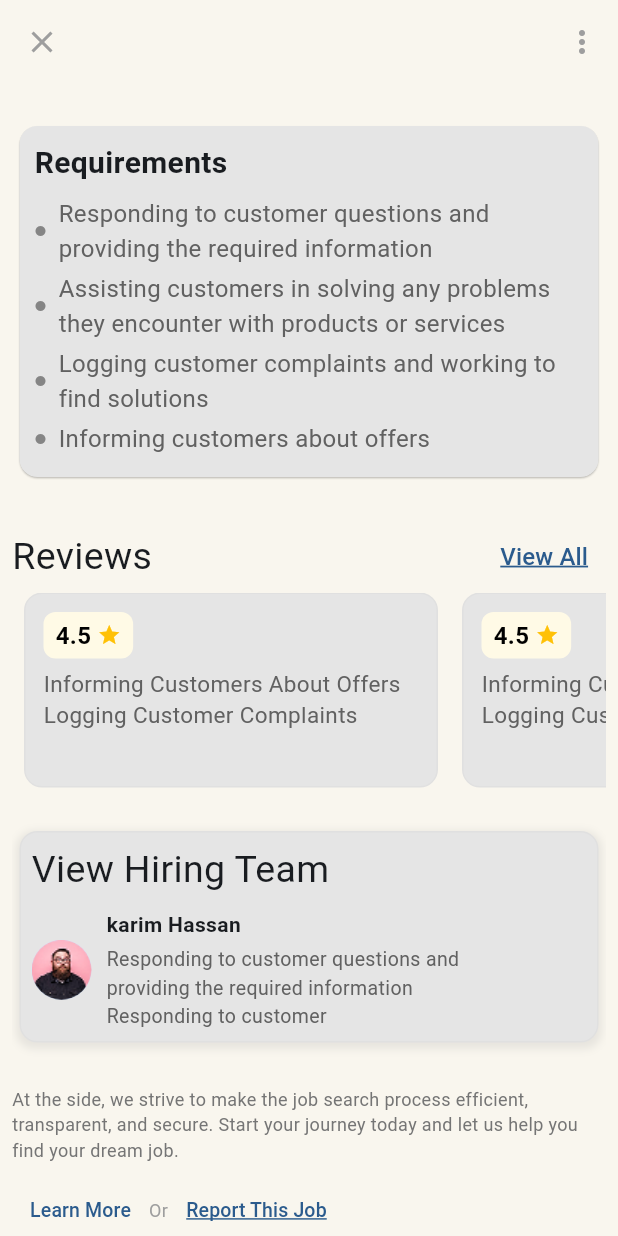
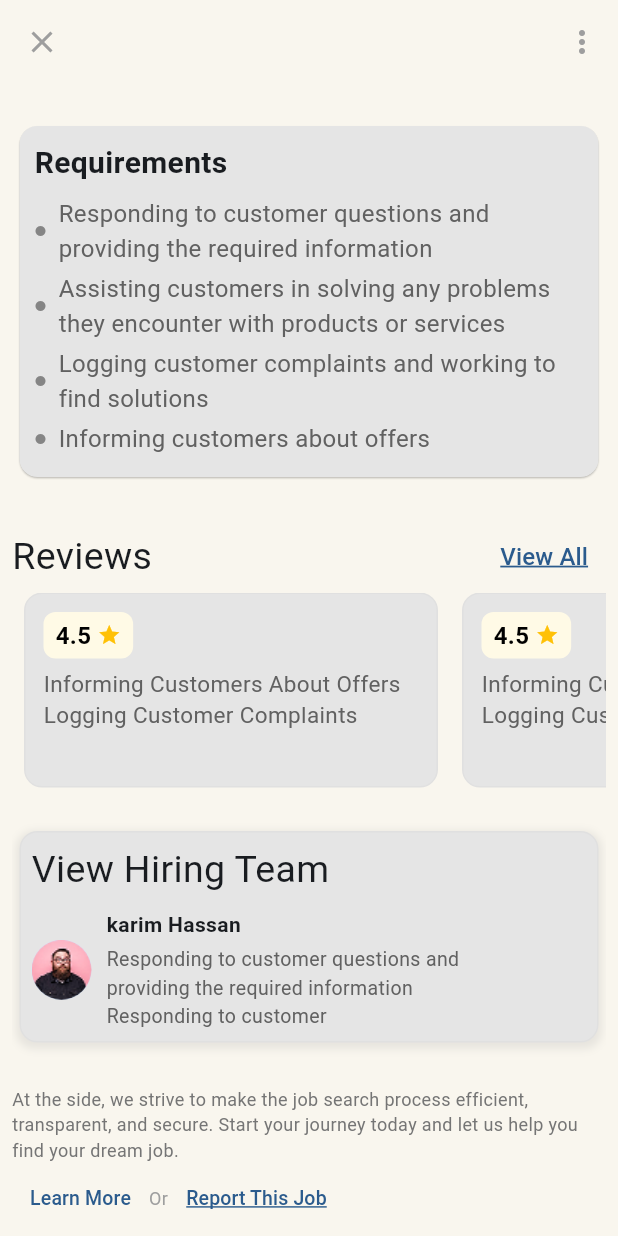
Before and after one commit to yousefmohamed35/home_view, a Flutter app: the JobDescriptionView screen opened directly, scrolled down 576 dp, on a phone screen of 412 x 824 dp. Run offline on Flutter 3.47's test engine with Material 3 defaults, Android fonts, the phone set to English and light mode, and no system bars; our stand-ins replace google_fonts.

Commit message:
some refactore

```diff
--- a/lib/home/presentation/view/widgets/job_infosection.dart
+++ b/lib/home/presentation/view/widgets/job_infosection.dart
@@ -1,6 +1,5 @@
 import 'package:flutter/material.dart';
 import 'package:homeview/core/app_colors.dart';
-
 
 class JobInfoSection extends StatelessWidget {
   final VoidCallback onLearnMore;
@@ -17,7 +16,7 @@ class JobInfoSection extends StatelessWidget {
           "At the side, we strive to make the job search process efficient, transparent, and secure. Start your journey today and let us help you find your dream job.",
           style: TextStyle(color: Colors.grey[600], fontSize: 12),
         ),
-        SizedBox(height: 8),
+
         Row(
           children: [
             TextButton(
```
